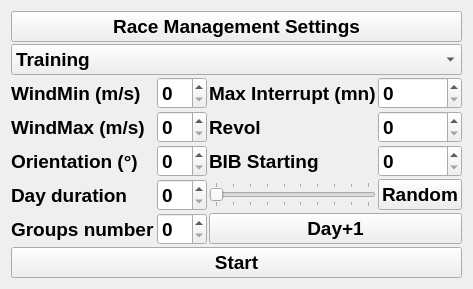
The window that F3FChrono/gui/WConfig.ui (jomarin38/F3FChrono) describes before a commit, drawn with Qt 5.
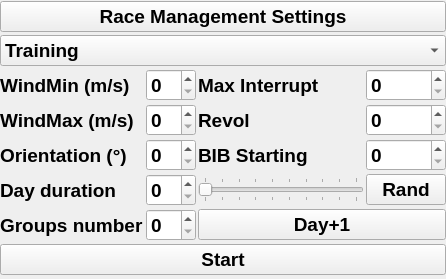
The same window after the commit.

Patch:
```diff
--- a/F3FChrono/gui/WConfig.ui
+++ b/F3FChrono/gui/WConfig.ui
@@ -6,8 +6,8 @@
    <rect>
     <x>0</x>
     <y>0</y>
-    <width>472</width>
-    <height>283</height>
+    <width>446</width>
+    <height>279</height>
    </rect>
   </property>
   <property name="font">
@@ -19,6 +19,21 @@
    <string>Form</string>
   </property>
   <layout class="QHBoxLayout" name="horizontalLayout">
+   <property name="spacing">
+    <number>0</number>
+   </property>
+   <property name="leftMargin">
+    <number>0</number>
+   </property>
+   <property name="topMargin">
+    <number>0</number>
+   </property>
+   <property name="rightMargin">
+    <number>0</number>
+   </property>
+   <property name="bottomMargin">
+    <number>0</number>
+   </property>
    <item>
     <layout class="QGridLayout" name="gridLayout_2">
      <property name="spacing">
@@ -162,7 +177,7 @@
         </font>
        </property>
        <property name="text">
-        <string>Max Interrupt (mn)</string>
+        <string>Max Interrupt</string>
        </property>
       </widget>
      </item>
@@ -293,7 +308,7 @@
         </font>
        </property>
        <property name="text">
-        <string>Random</string>
+        <string>Rand</string>
        </property>
       </widget>
      </item>
```
